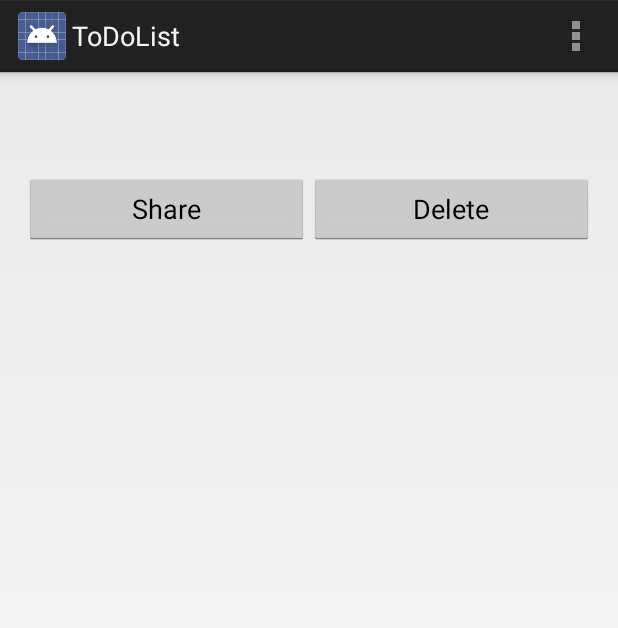
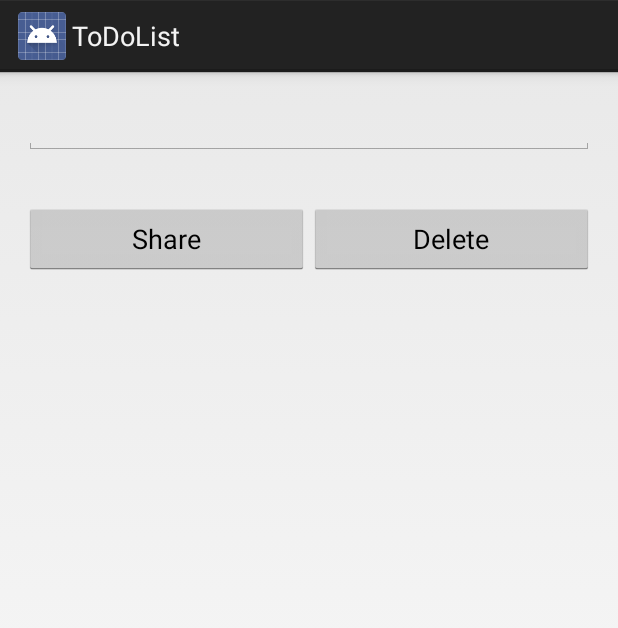
Before and after one commit to xRand/ToDoList, an Android app: the DetailsActivity screen opened directly, with no data from a screen before it, on a phone screen of 412 x 824 dp. Shown: the top 628 px of the screen. Run offline under Robolectric (Android 15) with nearby library versions, the phone set to English and light mode, and no system bars.

Commit message:
share btn + edit details

```diff
--- a/app/src/main/java/com/example/ilja/myapplication/DetailsActivity.java
+++ b/app/src/main/java/com/example/ilja/myapplication/DetailsActivity.java
@@ -4,25 +4,25 @@ import android.content.Intent;
 import android.os.Bundle;
 import android.view.View;
 import android.widget.Button;
-import android.widget.TextView;
+import android.widget.EditText;
 import android.widget.Toast;
 
 
 public class DetailsActivity extends MyActivity {
-
     @Override
     protected void onCreate(Bundle savedInstanceState) {
         super.onCreate(savedInstanceState);
         setContentView(R.layout.details);
 
-        TextView txt = (TextView) findViewById(R.id.details);
+        EditText edit  = (EditText) findViewById(R.id.details);
         Button del = (Button) findViewById(R.id.btnDel);
         Button share = (Button) findViewById(R.id.btnShare);
 
         Intent intent = getIntent();
         final String details = intent.getStringExtra("details");
         final Integer id = intent.getIntExtra("id", 0);
-        txt.setText(details);
+        edit.setText(details);
+
 
         //share intent
         share.setOnClickListener(new View.OnClickListener() {
@@ -49,4 +49,13 @@ public class DetailsActivity extends MyActivity {
         });
 
     }
+
+//    @Override
+//    protected void onPause() {
+//        SharedPreferences pref = PreferenceManager.getDefaultSharedPreferences(DetailsActivity.this);
+//        SharedPreferences.Editor editor = pref.edit();
+//       // editor.putString("to//do", edit.getText().toString());
+//        editor.commit();
+//        super.onPause();
+//    }
 }
--- a/app/src/main/res/layout/details.xml
+++ b/app/src/main/res/layout/details.xml
@@ -4,10 +4,9 @@
     android:orientation="vertical" android:layout_width="match_parent"
     android:layout_height="match_parent">
 
-    <TextView
+    <EditText
         android:layout_width="match_parent"
         android:layout_height="wrap_content"
-        android:textAppearance="@android:style/TextAppearance.DeviceDefault.Small"
         android:id="@+id/details"
         android:text="TESTSDSDSDS"
         android:layout_gravity="center_horizontal"
--- a/app/src/main/res/menu/my.xml
+++ b/app/src/main/res/menu/my.xml
@@ -5,4 +5,9 @@
         android:title="@string/action_settings"
         android:orderInCategory="100"
         android:showAsAction="never" />
+    <item android:id="@+id/action_share"
+        android:title="Share All"
+        android:orderInCategory="111"
+        android:showAsAction="ifRoom"
+        android:actionProviderClass="android.widget.ShareActionProvider" />
 </menu>
--- a/app/src/main/res/values/strings.xml
+++ b/app/src/main/res/values/strings.xml
@@ -12,5 +12,8 @@
         <item>GREEN</item>
         <item>BLACK</item>
         <item>WHITE</item>
+        <item>GRAY</item>
+        <item>CYAN</item>
+        <item>MAGENTA</item>
     </string-array>
 </resources>
```
